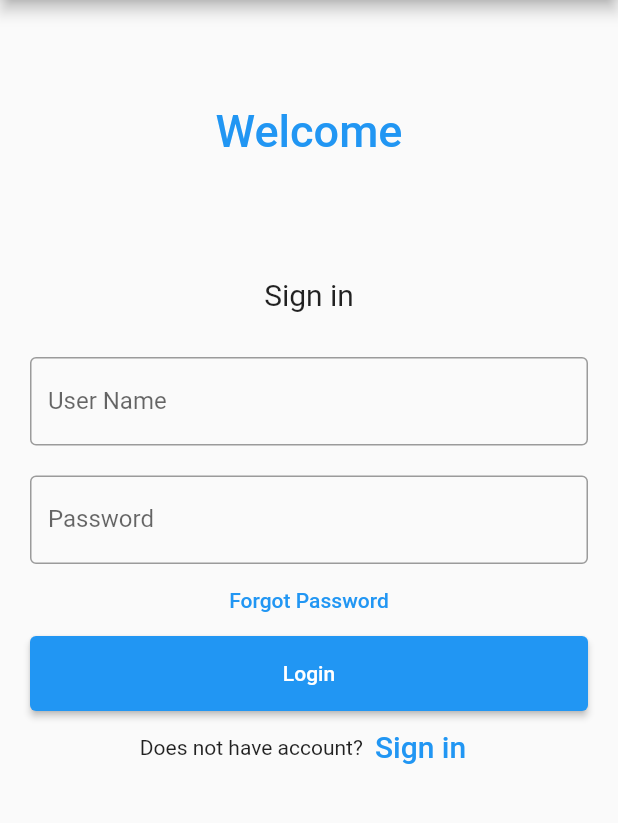
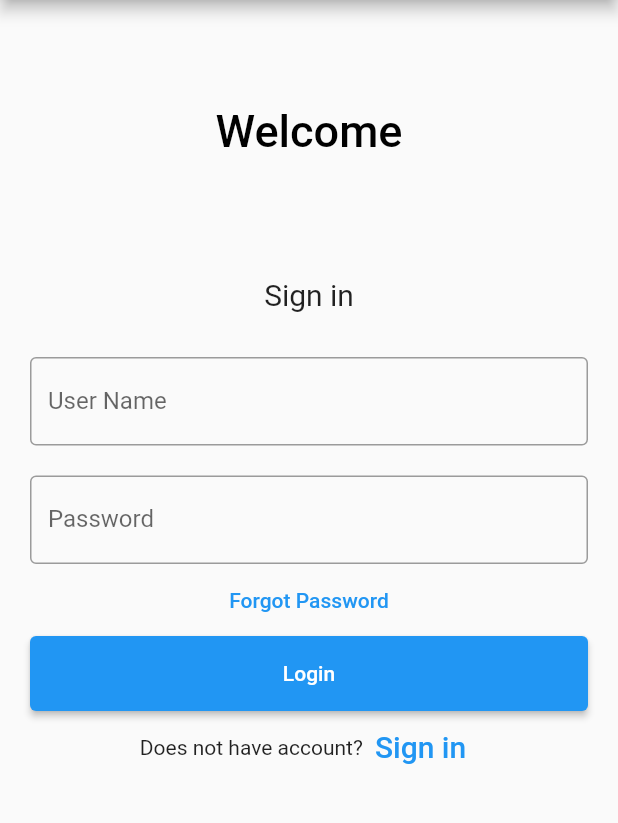
Before and after one commit to SH-Codes/PLP-Dart, a Flutter app: the screen it shows after launch, on a phone screen of 412 x 824 dp, the part 84-907 px from its top. Run offline on Flutter 3.47's test engine with Material 2 defaults, Android fonts, the phone set to English and light mode, and no system bars.

Commit message:
Sign in page modified

```diff
--- a/village_bank/lib/main.dart
+++ b/village_bank/lib/main.dart
@@ -7,14 +7,12 @@ void main() => runApp(const MyApp());
 class MyApp extends StatelessWidget {
   const MyApp({Key? key}) : super(key: key);
 
-  static const String _title = 'Village Banking';
-
   @override
   Widget build(BuildContext context) {
     return MaterialApp(
-      title: _title,
+      title: 'Village Banking',
       home: Scaffold(
-        appBar: AppBar(title: const Text(_title)),
+        appBar: AppBar(title: const Text('Village Banking')),
         body: const MyStatefulWidget(),
       ),
     );
@@ -44,7 +42,7 @@ class _MyStatefulWidgetState extends State<MyStatefulWidget> {
                 child: const Text(
                   'Welcome',
                   style: TextStyle(
-                      color: Colors.blue,
+                      color: Color.fromARGB(255, 0, 0, 0),
                       fontWeight: FontWeight.w500,
                       fontSize: 30),
                 )),
```
